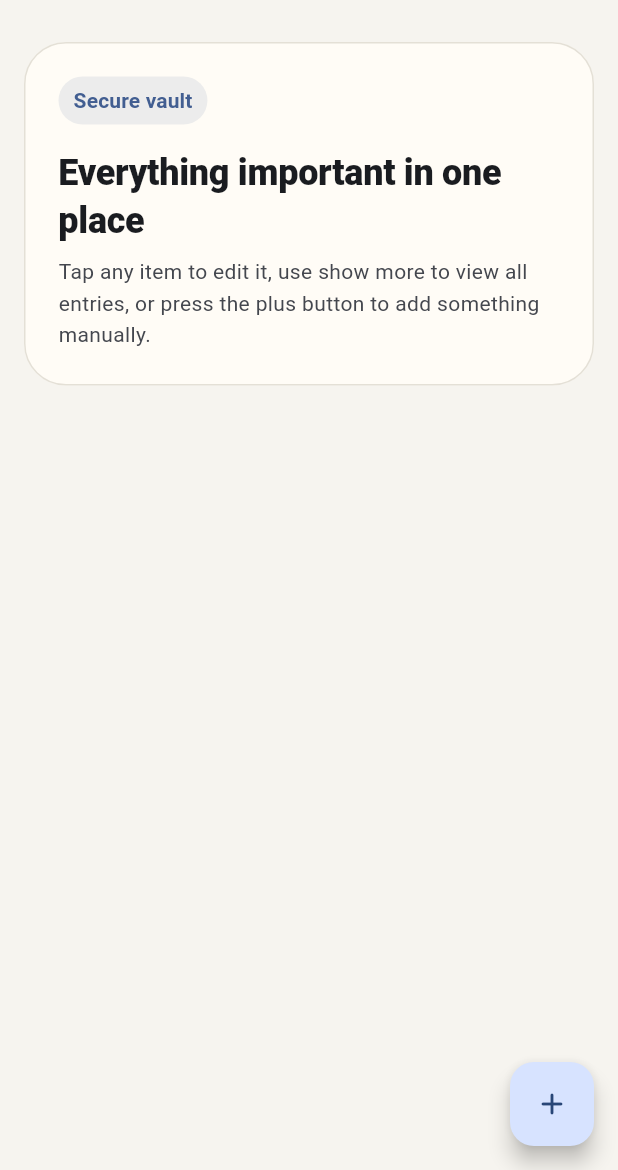
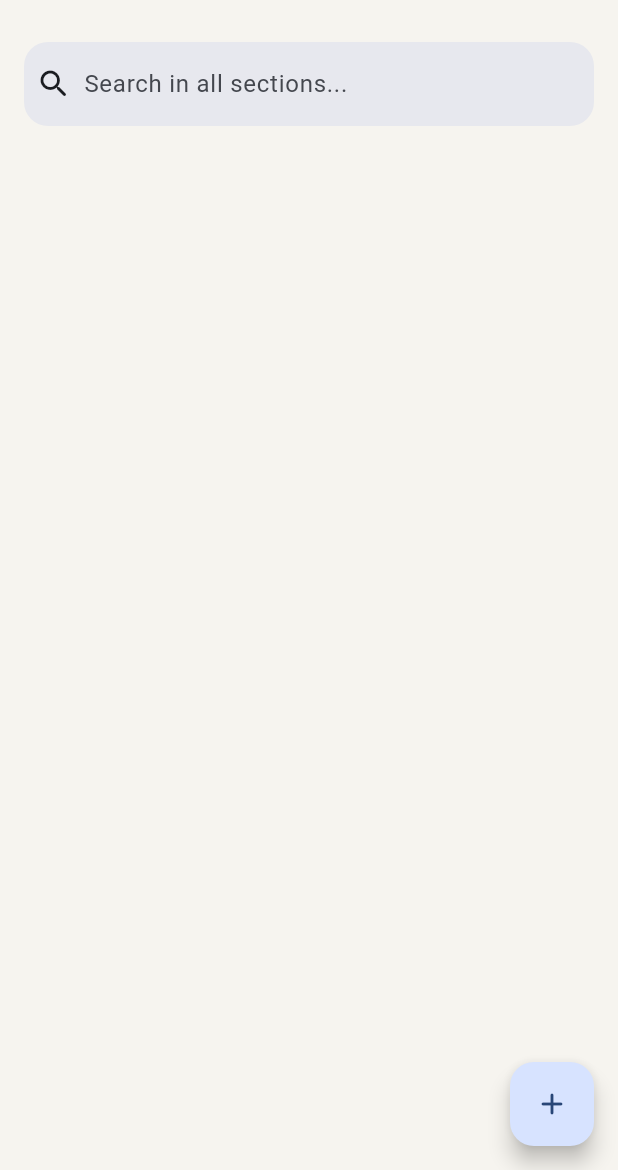
Before and after one commit to charanvinay/mydetails, a Flutter app: the HomePage screen opened directly with empty values, on a phone screen of 412 x 824 dp, the part 66-1236 px from its top. Run offline on Flutter 3.47's test engine with Material 3 defaults, Android fonts, the light colour scheme and no system bars; our stand-ins replace local_auth, shared_preferences; accounts and stored records are empty.

Commit message:
SEARCH functionality

```diff
--- a/lib/screens/home_page.dart
+++ b/lib/screens/home_page.dart
@@ -15,9 +15,9 @@ class HomePage extends StatefulWidget {
   @override
   State<HomePage> createState() => _HomePageState();
 }
-
 class _HomePageState extends State<HomePage> {
   late List<DetailSection> _sections;
+  String _searchQuery = '';
 
   @override
   void initState() {
@@ -30,6 +30,20 @@ class _HomePageState extends State<HomePage> {
           ),
         )
         .toList();
+  }
+
+  List<DetailSection> get _filteredSections {
+    if (_searchQuery.isEmpty) return _sections;
+
+    final query = _searchQuery.toLowerCase();
+    return _sections.map((section) {
+      final items = section.items.where((item) {
+        return item.title.toLowerCase().contains(query) ||
+               item.subtitle.toLowerCase().contains(query) ||
+               item.trailing.toLowerCase().contains(query);
+      }).toList();
+      return section.copyWith(items: items);
+    }).where((section) => section.items.isNotEmpty).toList();
   }
 
   Future<void> _openAddChooser() async {
@@ -120,7 +134,9 @@ class _HomePageState extends State<HomePage> {
 
   @override
   Widget build(BuildContext context) {
-    return Scaffold(
+    return GestureDetector(
+      onTap: () => FocusScope.of(context).unfocus(),
+      child: Scaffold(
         appBar: AppBar(
           title: const Text('My Details'),
           actions: [
@@ -138,7 +154,8 @@ class _HomePageState extends State<HomePage> {
           ],
         ),
         body: _HomeDashboard(
-        sections: _sections,
+          sections: _filteredSections,
+          onSearchChanged: (value) => setState(() => _searchQuery = value),
           onShowMore: _openSectionList,
           onItemTap: (type, itemIndex) =>
               _openEditor(type: type, itemIndex: itemIndex),
@@ -147,6 +164,7 @@ class _HomePageState extends State<HomePage> {
           onPressed: _openAddChooser,
           child: const Icon(Icons.add_rounded),
         ),
+      ),
     );
   }
 }
@@ -154,11 +172,13 @@ class _HomePageState extends State<HomePage> {
 class _HomeDashboard extends StatelessWidget {
   const _HomeDashboard({
     required this.sections,
+    required this.onSearchChanged,
     required this.onShowMore,
     required this.onItemTap,
   });
 
   final List<DetailSection> sections;
+  final ValueChanged<String> onSearchChanged;
   final ValueChanged<DetailSection> onShowMore;
   final void Function(DetailSectionType type, int itemIndex) onItemTap;
 
@@ -167,57 +187,22 @@ class _HomeDashboard extends StatelessWidget {
     final theme = Theme.of(context);
 
     return ListView(
-      padding: const EdgeInsets.all(16),
+      padding: const EdgeInsets.symmetric(horizontal: 16),
       children: [
-        Container(
-          padding: const EdgeInsets.all(22),
-          decoration: BoxDecoration(
-            color: theme.cardTheme.color,
-            borderRadius: BorderRadius.circular(28),
-            border: Border.all(
-              color: theme.dividerColor.withValues(alpha: 0.9),
+        const SizedBox(height: 16),
+        SearchBar(
+          hintText: 'Search in all sections...',
+          leading: const Icon(Icons.search_rounded),
+          onChanged: onSearchChanged,
+          elevation: WidgetStateProperty.all(0),
+          backgroundColor: WidgetStateProperty.all(
+            theme.colorScheme.surfaceContainerHigh,
+          ),
+          shape: WidgetStateProperty.all(
+            RoundedRectangleBorder(borderRadius: BorderRadius.circular(16)),
           ),
         ),
-          child: Column(
-            crossAxisAlignment: CrossAxisAlignment.start,
-            children: [
-              Container(
-                padding: const EdgeInsets.symmetric(
-                  horizontal: 10,
-                  vertical: 6,
-                ),
-                decoration: BoxDecoration(
-                  color: theme.colorScheme.primary.withValues(alpha: 0.10),
-                  borderRadius: BorderRadius.circular(999),
-                ),
-                child: Text(
-                  'Secure vault',
-                  style: theme.textTheme.labelLarge?.copyWith(
-                    color: theme.colorScheme.primary,
-                    fontWeight: FontWeight.w700,
-                  ),
-                ),
-              ),
-              const SizedBox(height: 16),
-              Text(
-                'Everything important in one place',
-                style: theme.textTheme.headlineSmall?.copyWith(
-                  fontWeight: FontWeight.w800,
-                  letterSpacing: -0.2,
-                ),
-              ),
-              const SizedBox(height: 8),
-              Text(
-                'Tap any item to edit it, use show more to view all entries, or press the plus button to add something manually.',
-                style: theme.textTheme.bodyMedium?.copyWith(
-                  color: theme.colorScheme.onSurfaceVariant,
-                  height: 1.5,
-                ),
-              ),
-            ],
-          ),
-        ),
-        const SizedBox(height: 20),
+        const SizedBox(height: 24),
         for (final section in sections) ...[
           SectionPreview(
             section: section,
@@ -226,6 +211,7 @@ class _HomeDashboard extends StatelessWidget {
           ),
           const SizedBox(height: 16),
         ],
+        const SizedBox(height: 100), // FAB space
       ],
     );
   }
```
Also changed, not shown: lib/screens/section_list_page.dart (+35 -6 lines), lib/theme/app_theme.dart (+14 -0 lines), lib/widgets/section_preview.dart (+7 -2 lines), 5 other files. Lines whose indentation alone changed are shown as unchanged.
